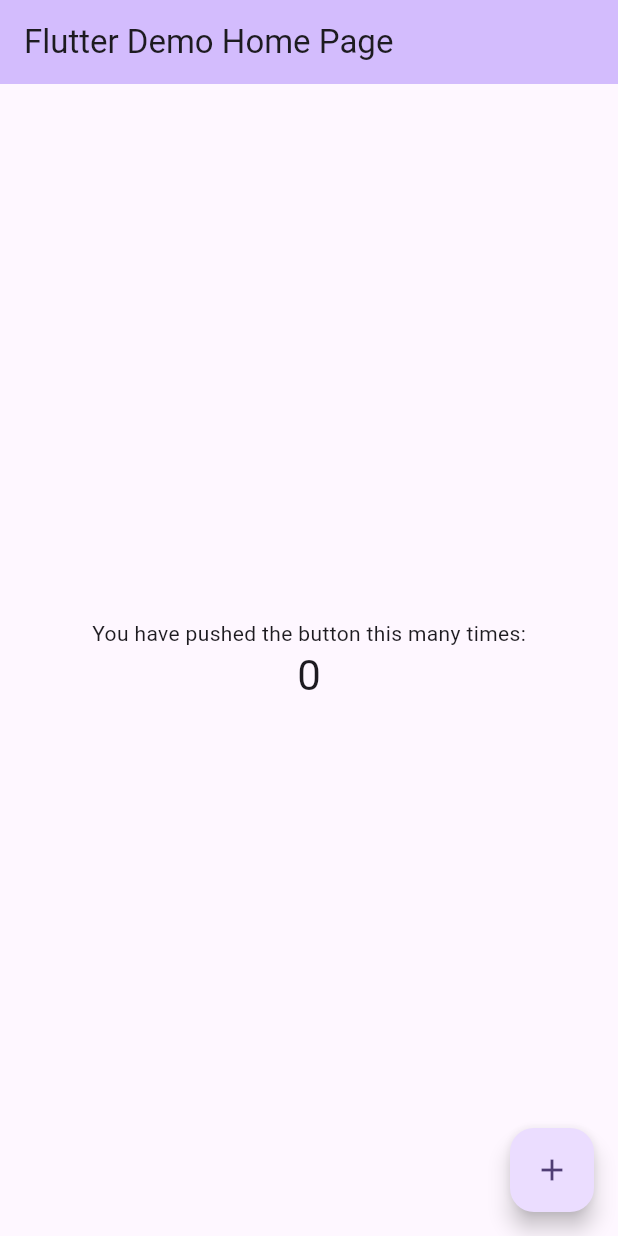
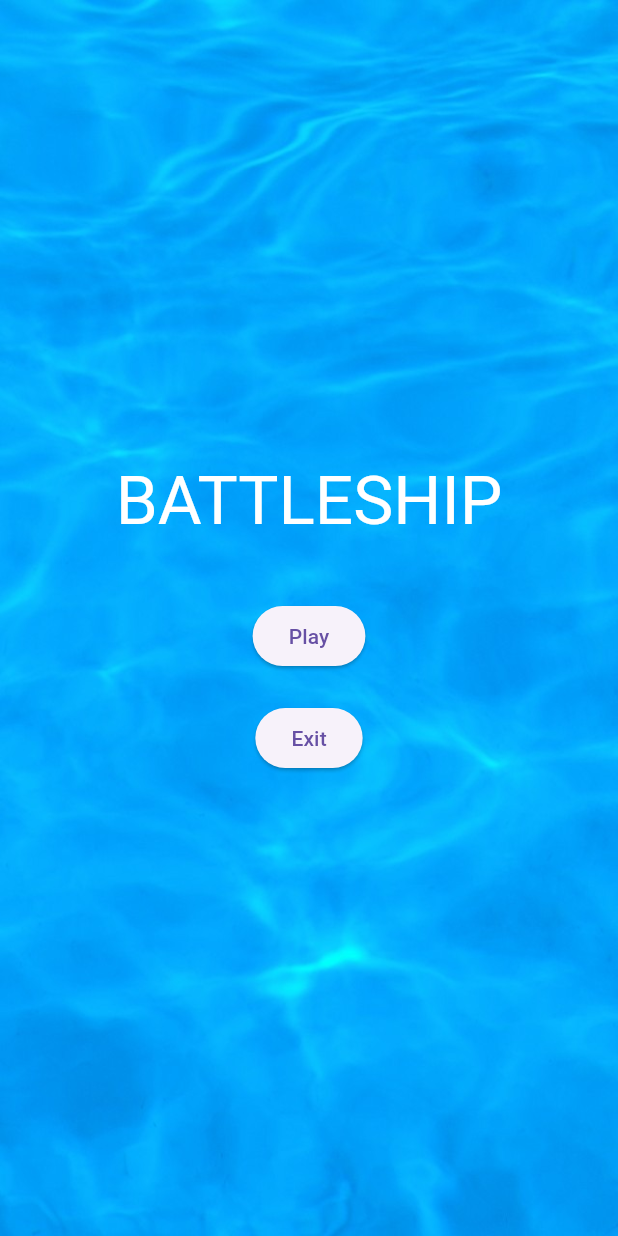
Before and after one commit to Seredyn/battleship_test, a Flutter app: the screen it shows after launch, on a phone screen of 412 x 824 dp. Run offline on Flutter 3.47's test engine with Material 3 defaults, Android fonts, the light colour scheme and no system bars.

Commit message:
add home_page.dart, ship_placement_page.dart add bg

```diff
--- /dev/null
+++ b/devtools_options.yaml
@@ -0,0 +1,3 @@
+description: This file stores settings for Dart & Flutter DevTools.
+documentation: https://docs.flutter.dev/tools/devtools/extensions#configure-extension-enablement-states
+extensions:
--- /dev/null
+++ b/lib/feature/presentation/bloc/pages/home_page.dart
@@ -0,0 +1,50 @@
+import 'dart:io';
+
+import 'package:flutter/material.dart';
+import 'ship_placement_page.dart';
+
+class HomePage extends StatelessWidget {
+  const HomePage({super.key});
+
+  @override
+  Widget build(BuildContext context) {
+    return Scaffold(
+      body: Container(
+        decoration: const BoxDecoration(
+          image: DecorationImage(
+            image: AssetImage('assets/images/bg.jpg'),
+            fit: BoxFit.cover,
+          ),
+        ),
+        child: Center(
+          child: Column(
+            mainAxisAlignment: MainAxisAlignment.center,
+            children: [
+              Text(
+                'BATTLESHIP',
+                style: Theme.of(context).textTheme.displayMedium?.copyWith(
+                  color: Theme.of(context).colorScheme.onPrimary
+                ),
+              ),
+              const SizedBox(height: 40),
+              ElevatedButton(
+                onPressed: () {
+                  Navigator.push(
+                    context,
+                    MaterialPageRoute(builder: (context) => const ShipPlacementPage()),
+                  );
+                },
+                child: const Text('Play'),
+              ),
+              const SizedBox(height: 20),
+              ElevatedButton(
+                onPressed: () => exit(0),
+                child: const Text('Exit'),
+              ),
+            ],
+          ),
+        ),
+      ),
+    );
+  }
+}
--- /dev/null
+++ b/lib/feature/presentation/bloc/pages/ship_placement_page.dart
@@ -0,0 +1,17 @@
+import 'package:flutter/material.dart';
+
+class ShipPlacementPage extends StatefulWidget {
+  const ShipPlacementPage({super.key});
+
+  @override
+  State<ShipPlacementPage> createState() => _ShipPlacementPageState();
+}
+
+class _ShipPlacementPageState extends State<ShipPlacementPage> {
+  @override
+  Widget build(BuildContext context) {
+    return Scaffold(
+      appBar: AppBar(title: const Text('ShipPlacementPage'),),
+    );
+  }
+}
--- a/lib/main.dart
+++ b/lib/main.dart
@@ -1,4 +1,6 @@
 import 'package:flutter/material.dart';
+
+import 'feature/presentation/bloc/pages/home_page.dart';
 
 void main() {
   runApp(const MyApp());
@@ -7,119 +9,13 @@
 class MyApp extends StatelessWidget {
   const MyApp({super.key});
 
-  // This widget is the root of your application.
   @override
   Widget build(BuildContext context) {
     return MaterialApp(
-      title: 'Flutter Demo',
-      theme: ThemeData(
-        // This is the theme of your application.
-        //
-        // TRY THIS: Try running your application with "flutter run". You'll see
-        // the application has a purple toolbar. Then, without quitting the app,
-        // try changing the seedColor in the colorScheme below to Colors.green
-        // and then invoke "hot reload" (save your changes or press the "hot
-        // reload" button in a Flutter-supported IDE, or press "r" if you used
-        // the command line to start the app).
-        //
-        // Notice that the counter didn't reset back to zero; the application
-        // state is not lost during the reload. To reset the state, use hot
-        // restart instead.
-        //
-        // This works for code too, not just values: Most code changes can be
-        // tested with just a hot reload.
-        colorScheme: ColorScheme.fromSeed(seedColor: Colors.deepPurple),
-        useMaterial3: true,
-      ),
-      home: const MyHomePage(title: 'Flutter Demo Home Page'),
+      debugShowCheckedModeBanner: false,
+      title: 'BATTLESHIP',
+      theme: ThemeData(primarySwatch: Colors.blue),
+      home: HomePage(),
     );
   }
 }
-
-class MyHomePage extends StatefulWidget {
-  const MyHomePage({super.key, required this.title});
-
-  // This widget is the home page of your application. It is stateful, meaning
-  // that it has a State object (defined below) that contains fields that affect
-  // how it looks.
-
-  // This class is the configuration for the state. It holds the values (in this
-  // case the title) provided by the parent (in this case the App widget) and
-  // used by the build method of the State. Fields in a Widget subclass are
-  // always marked "final".
-
-  final String title;
-
-  @override
-  State<MyHomePage> createState() => _MyHomePageState();
-}
-
-class _MyHomePageState extends State<MyHomePage> {
-  int _counter = 0;
-
-  void _incrementCounter() {
-    setState(() {
-      // This call to setState tells the Flutter framework that something has
-      // changed in this State, which causes it to rerun the build method below
-      // so that the display can reflect the updated values. If we changed
-      // _counter without calling setState(), then the build method would not be
-      // called again, and so nothing would appear to happen.
-      _counter++;
-    });
-  }
-
-  @override
-  Widget build(BuildContext context) {
-    // This method is rerun every time setState is called, for instance as done
-    // by the _incrementCounter method above.
-    //
-    // The Flutter framework has been optimized to make rerunning build methods
-    // fast, so that you can just rebuild anything that needs updating rather
-    // than having to individually change instances of widgets.
-    return Scaffold(
-      appBar: AppBar(
-        // TRY THIS: Try changing the color here to a specific color (to
-        // Colors.amber, perhaps?) and trigger a hot reload to see the AppBar
-        // change color while the other colors stay the same.
-        backgroundColor: Theme.of(context).colorScheme.inversePrimary,
-        // Here we take the value from the MyHomePage object that was created by
-        // the App.build method, and use it to set our appbar title.
-        title: Text(widget.title),
-      ),
-      body: Center(
-        // Center is a layout widget. It takes a single child and positions it
-        // in the middle of the parent.
-        child: Column(
-          // Column is also a layout widget. It takes a list of children and
-          // arranges them vertically. By default, it sizes itself to fit its
-          // children horizontally, and tries to be as tall as its parent.
-          //
-          // Column has various properties to control how it sizes itself and
-          // how it positions its children. Here we use mainAxisAlignment to
-          // center the children vertically; the main axis here is the vertical
-          // axis because Columns are vertical (the cross axis would be
-          // horizontal).
-          //
-          // TRY THIS: Invoke "debug painting" (choose the "Toggle Debug Paint"
-          // action in the IDE, or press "p" in the console), to see the
-          // wireframe for each widget.
-          mainAxisAlignment: MainAxisAlignment.center,
-          children: <Widget>[
-            const Text(
-              'You have pushed the button this many times:',
-            ),
-            Text(
-              '$_counter',
-              style: Theme.of(context).textTheme.headlineMedium,
-            ),
-          ],
-        ),
-      ),
-      floatingActionButton: FloatingActionButton(
-        onPressed: _incrementCounter,
-        tooltip: 'Increment',
-        child: const Icon(Icons.add),
-      ), // This trailing comma makes auto-formatting nicer for build methods.
-    );
-  }
-}
```
Also changed, not shown: pubspec.yaml (+4 -3 lines), assets/images/bg.jpg (added), pubspec.lock.
